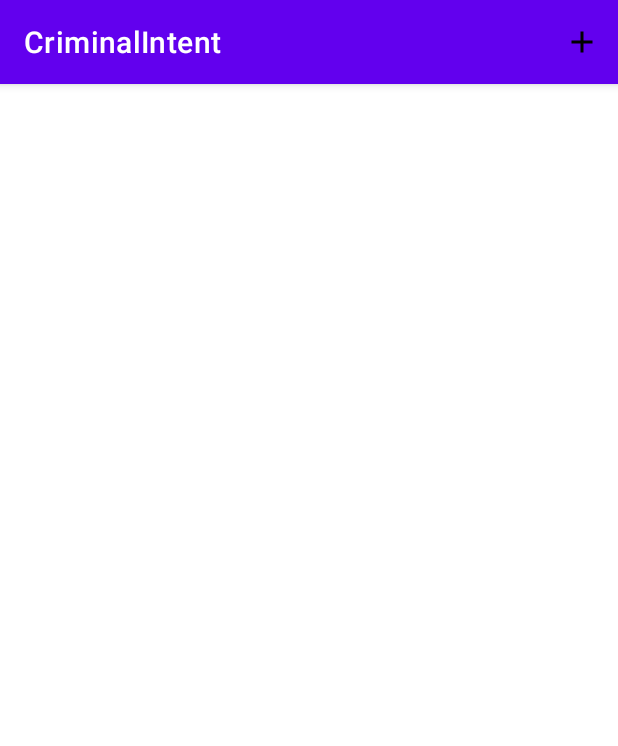
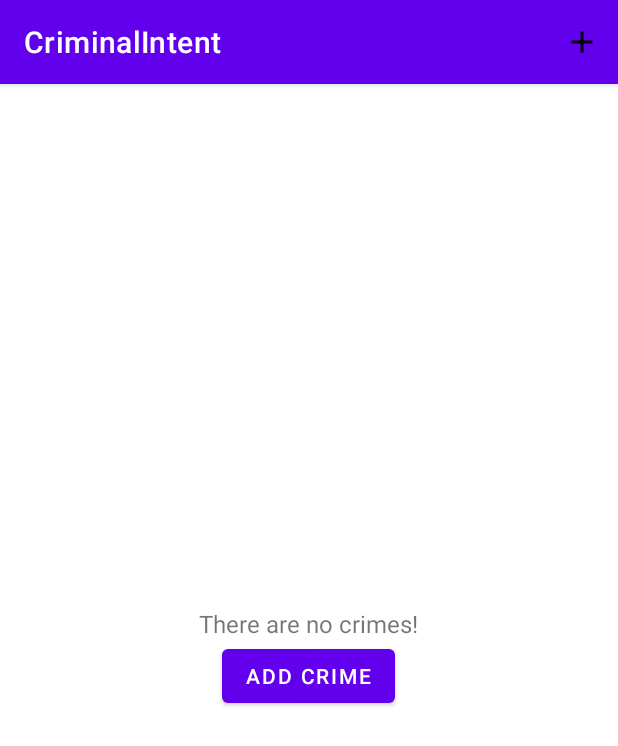
Before and after one commit to amora7741/CS4750-CriminalIntent, an Android app: the screen it shows after launch (MainActivity), on a phone screen of 412 x 824 dp. Shown: the top 746 px of the screen. Run offline under Robolectric (Android 15) with nearby library versions, the phone set to English and light mode, and no system bars; our stand-ins replace Room's generated code.

Commit message:
Added button to add crimes if there are none

```diff
--- a/app/src/main/java/com/bignerdranch/android/criminalintent/CrimeListFragment.kt
+++ b/app/src/main/java/com/bignerdranch/android/criminalintent/CrimeListFragment.kt
@@ -8,6 +8,8 @@ import android.view.MenuInflater
 import android.view.MenuItem
 import android.view.View
 import android.view.ViewGroup
+import android.widget.Button
+import android.widget.LinearLayout
 import androidx.fragment.app.Fragment
 import androidx.fragment.app.viewModels
 import androidx.lifecycle.Lifecycle
@@ -29,6 +31,8 @@ class CrimeListFragment : Fragment(){
             "Cannot access binding because it is null. Is the view visible?"
         }
     private val crimeListViewModel: CrimeListViewModel by viewModels()
+    private lateinit var emptyView: LinearLayout
+    private lateinit var addCrimeButton: Button
 
     override fun onCreate(savedInstanceState: Bundle?) {
         super.onCreate(savedInstanceState)
@@ -43,6 +47,14 @@ class CrimeListFragment : Fragment(){
         _binding = FragmentCrimeListBinding.inflate(inflater, container, false)
         binding.crimeRecyclerView.layoutManager = LinearLayoutManager(context)
 
+        emptyView = binding.emptyView
+        addCrimeButton = binding.addCrimeButton
+
+        // Set the OnClickListener for the button
+        addCrimeButton.setOnClickListener {
+            showNewCrime()
+        }
+
         return binding.root
     }
 
@@ -52,10 +64,19 @@ class CrimeListFragment : Fragment(){
         viewLifecycleOwner.lifecycleScope.launch {
             viewLifecycleOwner.repeatOnLifecycle(Lifecycle.State.STARTED) {
                 crimeListViewModel.crimes.collect { crimes ->
-                    binding.crimeRecyclerView.adapter = CrimeListAdapter(crimes) { crimeId ->
+                    val adapter = CrimeListAdapter(crimes) { crimeId ->
                         findNavController().navigate(
                             CrimeListFragmentDirections.showCrimeDetail(crimeId)
                         )
+                    }
+                    binding.crimeRecyclerView.adapter = adapter
+
+                    if (adapter.itemCount == 0) {
+                        binding.crimeRecyclerView.visibility = View.GONE
+                        emptyView.visibility = View.VISIBLE
+                    } else {
+                        binding.crimeRecyclerView.visibility = View.VISIBLE
+                        emptyView.visibility = View.GONE
                     }
                 }
             }
--- a/app/src/main/res/layout/fragment_crime_list.xml
+++ b/app/src/main/res/layout/fragment_crime_list.xml
@@ -1,5 +1,33 @@
 <?xml version="1.0" encoding="utf-8"?>
-<androidx.recyclerview.widget.RecyclerView xmlns:android="http://schemas.android.com/apk/res/android"
-    android:id="@+id/crime_recycler_view"
+<RelativeLayout xmlns:android="http://schemas.android.com/apk/res/android"
     android:layout_width="match_parent"
-    android:layout_height="match_parent"/>
+    android:layout_height="match_parent">
+
+    <androidx.recyclerview.widget.RecyclerView
+        android:id="@+id/crime_recycler_view"
+        android:layout_width="match_parent"
+        android:layout_height="match_parent"/>
+
+    <LinearLayout
+        android:id="@+id/empty_view"
+        android:layout_width="match_parent"
+        android:layout_height="match_parent"
+        android:gravity="center"
+        android:orientation="vertical"
+        android:visibility="gone">
+
+        <TextView
+            android:layout_width="wrap_content"
+            android:layout_height="wrap_content"
+            android:text="There are no crimes!"
+            android:textSize="16sp"/>
+
+        <Button
+            android:id="@+id/add_crime_button"
+            android:layout_width="wrap_content"
+            android:layout_height="wrap_content"
+            android:text="Add Crime"/>
+
+    </LinearLayout>
+
+</RelativeLayout>
```
